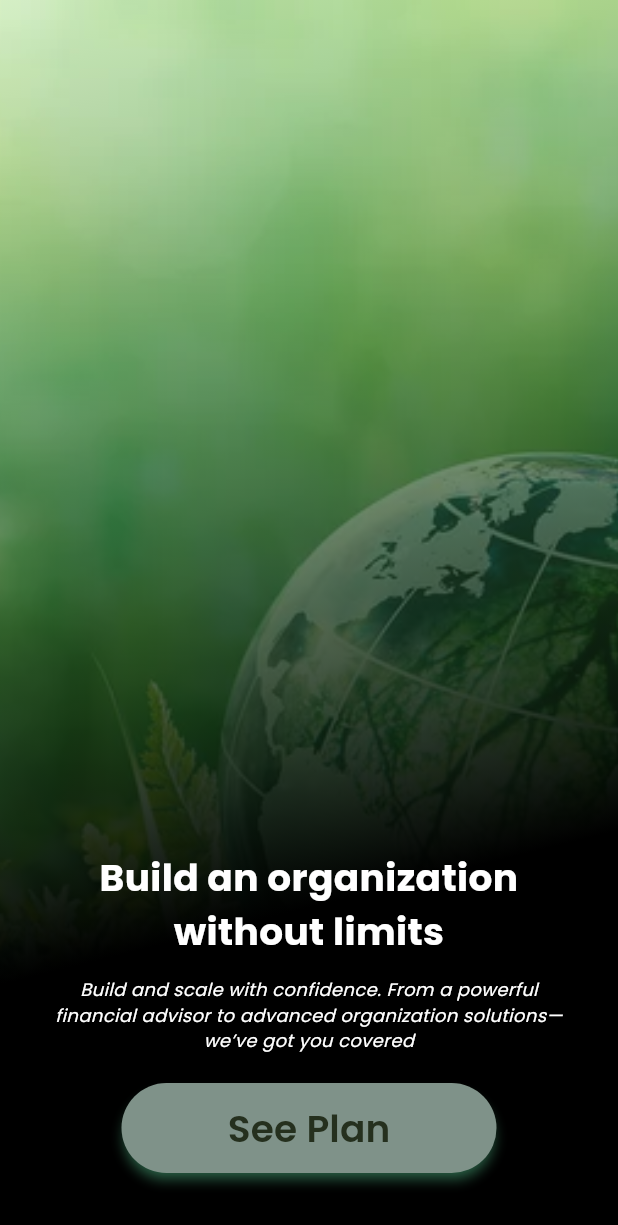
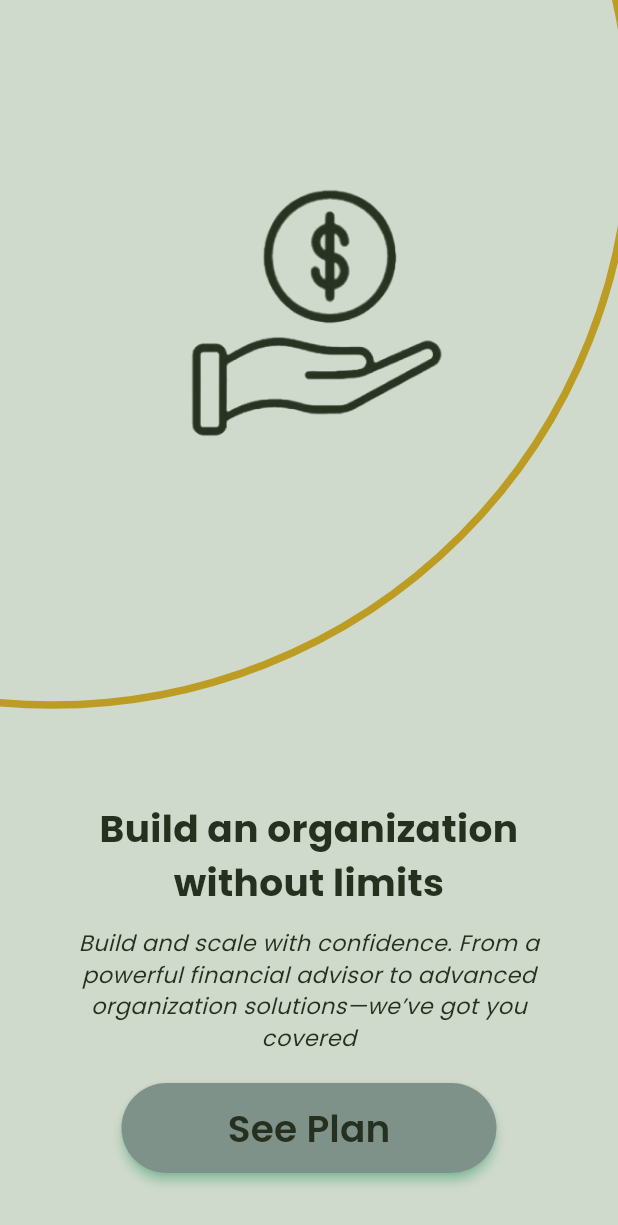
Before and after one commit to DevanshuShahs/PalorahAI, a Flutter app: the createdPlanHomePage screen opened directly, on a phone screen of 412 x 824 dp. Shown: the top 1225 px of the screen. Run offline on Flutter 3.47's test engine with Material 3 defaults, Android fonts, the phone set to English and light mode, and no system bars; our stand-ins replace cloud_firestore, firebase_auth, firebase_core, firebase_messaging, flutter_gemini, shimmer; missing offline and left inert: animated_icon; accounts and stored records are empty.

Commit message:
home page

```diff
--- a/app/lib/Pages/createdPlanHomePage.dart
+++ b/app/lib/Pages/createdPlanHomePage.dart
@@ -1,8 +1,6 @@
-
 import 'package:app/Pages/userPlan.dart';
 import 'package:flutter/material.dart';
 import 'package:flutter/cupertino.dart';
-
 
 class createdPlanHomePage extends StatefulWidget {
   const createdPlanHomePage({super.key});
@@ -11,36 +9,64 @@ class createdPlanHomePage extends StatefulWidget {
   State<createdPlanHomePage> createState() => _createdPlanHomePageState();
 }
 
-class _createdPlanHomePageState extends State<createdPlanHomePage> {
+class _createdPlanHomePageState extends State<createdPlanHomePage>
+    with TickerProviderStateMixin {
+   late AnimationController _expandController;
+  late AnimationController _drawController;
+  late Animation<double> _expandAnimation;
+  late Animation<double> _drawAnimation;
+
+  @override
+  void initState() {
+    super.initState();
+    _expandController = AnimationController(
+      duration: const Duration(milliseconds: 1200),
+      vsync: this,
+    );
+    _drawController = AnimationController(
+      duration: const Duration(milliseconds: 1300),
+      vsync: this,
+    );
+
+    _expandAnimation = Tween<double>(begin: 730.0, end: 770.0).animate(_expandController)
+      ..addListener(() {
+        setState(() {}); // Trigger rebuild with animation changes
+      });
+
+    _drawAnimation = Tween<double>(begin: 0.0, end: 1.0).animate(_drawController)
+      ..addListener(() {
+        setState(() {}); // Trigger rebuild with animation changes
+      });
+
+    _drawController.forward(); // Start the expanding animation
+
+    // Delay the start of the drawing animation
+    Future.delayed(const Duration(milliseconds: 10), () {
+      _expandController.forward();
+    });
+  }
+
+  @override
+  void dispose() {
+    _expandController.dispose();
+    _drawController.dispose();
+    super.dispose();
+  }
+
   @override
   Widget build(BuildContext context) {
-    return  Scaffold(
-        backgroundColor: Colors.transparent, // Set background color to transparent
+    return Scaffold(
       body: Stack(
         children: [
-            // Background Image
-            Positioned.fill(
-              child: Image.asset(
-                'images/earth.jpg', // Path to your background image
-                fit: BoxFit.cover, // Cover the entire screen
+          // Background color
+          Container(
+            color: const Color(0xFFD0DACC),
           ),
-            ),
-            Container(
-              decoration: BoxDecoration(
-                gradient: LinearGradient(
-                  begin: Alignment.topLeft,
-                  end: Alignment.bottomCenter,
-                  stops: const [0.0, 0.75],
-                  colors: [
-                    Colors.green.withOpacity(0.1), // White with 50% opacity
-                    Colors.black.withOpacity(1), // Black with 50% opacity
-                  ],
-                ),
-              ),
-              child: Center(
+          // Content
+          Center(
             child: Container(
               padding: const EdgeInsets.all(12),
-                  width: MediaQuery.of(context).size.width*0.9,
+              width: MediaQuery.of(context).size.width * 0.9,
               child: Column(
                 mainAxisAlignment: MainAxisAlignment.end,
                 children: [
@@ -51,19 +77,20 @@ class _createdPlanHomePageState extends State<createdPlanHomePage> {
                       child: Text(
                         'Build an organization without limits',
                         style: TextStyle(
-                                fontWeight: FontWeight.bold, fontSize: 25, color: Colors.white),
+                            fontWeight: FontWeight.bold,
+                            fontSize: 25,
+                            color: Color(0xFF25301E)),
                         textAlign: TextAlign.center,
                       ),
                     ),
                   ),
                   const Flexible(
-                        // padding: EdgeInsets.only(top: 20, bottom: 20, left: 30, right: 30),
                     child: Text(
                       "Build and scale with confidence. From a powerful" +
                           " financial advisor to advanced organization solutions—we’ve got you covered",
                       style: TextStyle(
-                            color: Color.fromARGB(255, 255, 255, 255),
-                            fontSize: 12,
+                        color: Color(0xFF25301E),
+                        fontSize: 15,
                         fontStyle: FontStyle.italic,
                       ),
                       textAlign: TextAlign.center,
@@ -86,7 +113,8 @@ class _createdPlanHomePageState extends State<createdPlanHomePage> {
                         onPressed: () {
                           Navigator.push(
                               context,
-              CupertinoPageRoute(builder: (context) => userPlan()));
+                              CupertinoPageRoute(
+                                  builder: (context) => userPlan()));
                         },
                         child: const Padding(
                           padding: EdgeInsets.all(6.0),
@@ -105,9 +133,57 @@ class _createdPlanHomePageState extends State<createdPlanHomePage> {
               ),
             ),
           ),
+          // The logo
+          Container(
+            width: MediaQuery.of(context).size.width, // Fixed width for the logo
+            height: MediaQuery.of(context).size.height * 0.5, // Fixed height for the logo
+            child: Image.asset(
+              'images/PCLogo.png', // Path to your background image
+              fit: BoxFit.scaleDown,
+            ),
+          ),
+          // Circle on top of everything
+          Positioned(
+            top: -300,
+            left: -350,
+            child: CustomPaint(
+              size: Size(_expandAnimation.value, _expandAnimation.value),
+              painter: CirclePainter(_drawAnimation.value),
+            ),
           ),
         ],
       ),
     );
   }
 }
+
+class CirclePainter extends CustomPainter {
+  final double progress;
+
+  CirclePainter(this.progress);
+
+  @override
+  void paint(Canvas canvas, Size size) {
+    final paint = Paint()
+      ..color = Color(0xFFbc9c22)
+      ..style = PaintingStyle.stroke
+      ..strokeWidth = 5.0;
+
+    final rect = Rect.fromLTWH(0, 0, size.width, size.height);
+    final startAngle = -90.0;
+    final sweepAngle = 360.0 * progress;
+
+    canvas.drawArc(
+      rect,
+      startAngle * 3.1415927 / 180,
+      sweepAngle * 3.1415927 / 180,
+      false,
+      paint,
+    );
+  }
+
+  @override
+  bool shouldRepaint(CustomPainter oldDelegate) {
+    return true;
+  }
+}
--- a/app/lib/main.dart
+++ b/app/lib/main.dart
@@ -31,7 +31,7 @@ class MyApp extends StatelessWidget {
       // Set Raleway as the default app font.
       theme: ThemeData(fontFamily: 'Poppins'),
       navigatorKey: navigatorKey,
-      initialRoute: "/login",
+      initialRoute: "/home",
       routes: {
         "/signUp":(context) => signUpPage(),
         "/login": (context) => loginPage(),
--- a/app/pubspec.yaml
+++ b/app/pubspec.yaml
@@ -71,7 +71,7 @@ flutter:
 
   # To add assets to your application, add an assets section, like this:
   assets:
-    - images/earth.jpg
+    - images/
 
   # An image asset can refer to one or more resolution-specific "variants", see
   # https://flutter.dev/assets-and-images/#resolution-aware
```
Also changed, not shown: app/lib/Pages/home_page.dart (+109 -36 lines), app/images/PCLogo.png (added), app/images/PCLogo.svg (added), app/images/VectorArt.png (added). Lines whose indentation alone changed are shown as unchanged.
